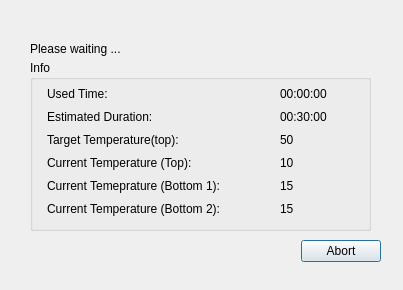
Qt form ServiceSW/Master/Components/Diagnostics/Forms/OvenHeatingTestEmptyTimingDialog.ui (Liyezhong/Master) before a commit.
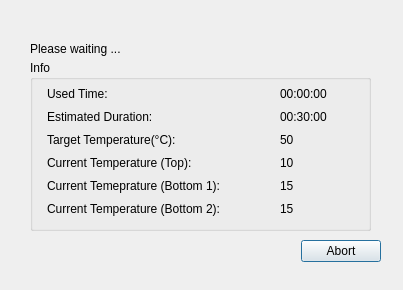
The same form after that commit.

```diff
--- a/ServiceSW/Master/Components/Diagnostics/Forms/OvenHeatingTestEmptyTimingDialog.ui
+++ b/ServiceSW/Master/Components/Diagnostics/Forms/OvenHeatingTestEmptyTimingDialog.ui
@@ -87,7 +87,7 @@
      </rect>
     </property>
     <property name="text">
-     <string>Target Temperature(top):</string>
+     <string>Target Temperature(°C): </string>
     </property>
    </widget>
    <widget class="QLabel" name="labelTargetTemp">
```
